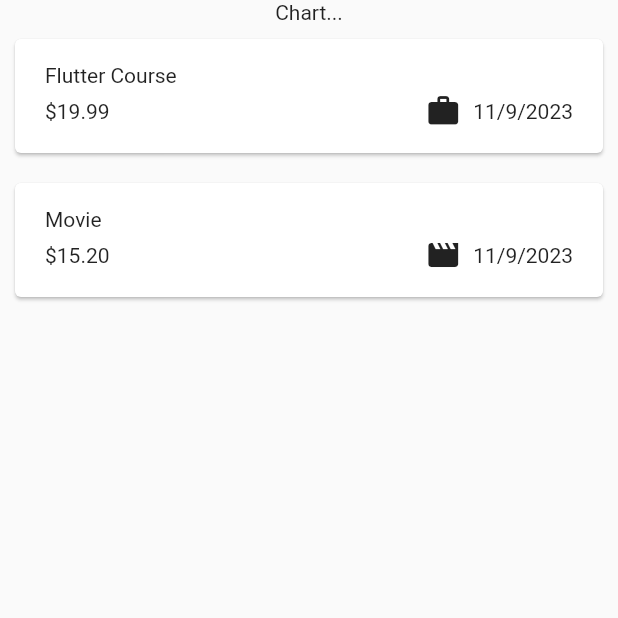
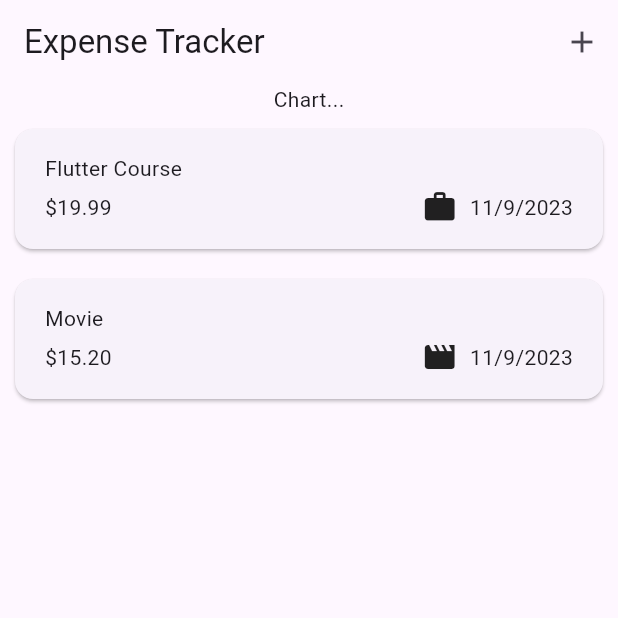
Before and after one commit to Roch10/expense_tracker, a Flutter app: the screen it shows after launch, on a phone screen of 412 x 824 dp, the top half of it. Run offline on Flutter 3.47's test engine with Material 2 defaults, Android fonts, the phone set to English and light mode, and no system bars.

Commit message:
adding an appBar

```diff
--- a/lib/widgets/expenses.dart
+++ b/lib/widgets/expenses.dart
@@ -30,6 +30,15 @@ class _ExpensesState extends State<Expenses> {
   @override
   Widget build(BuildContext context) {
     return Scaffold(
+      appBar: AppBar(
+        title: const Text('Expense Tracker'),
+        actions: [
+          IconButton(
+            onPressed: () {},
+            icon: const Icon(Icons.add),
+          ),
+        ],
+      ),
       body: Column(
         children: [
           const Text('Chart...'),
```
Also changed, not shown: lib/main.dart (+5 -2 lines).
